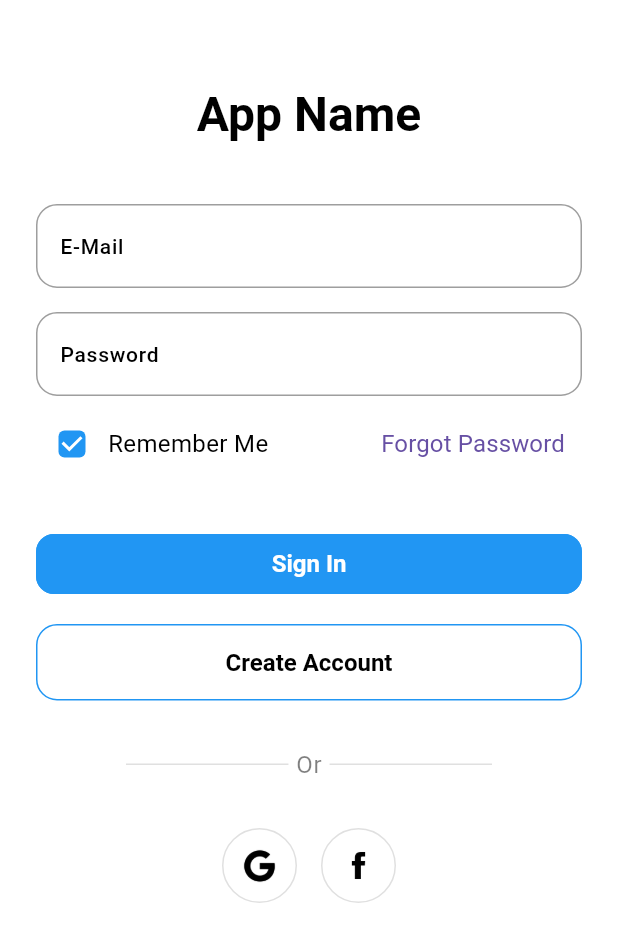
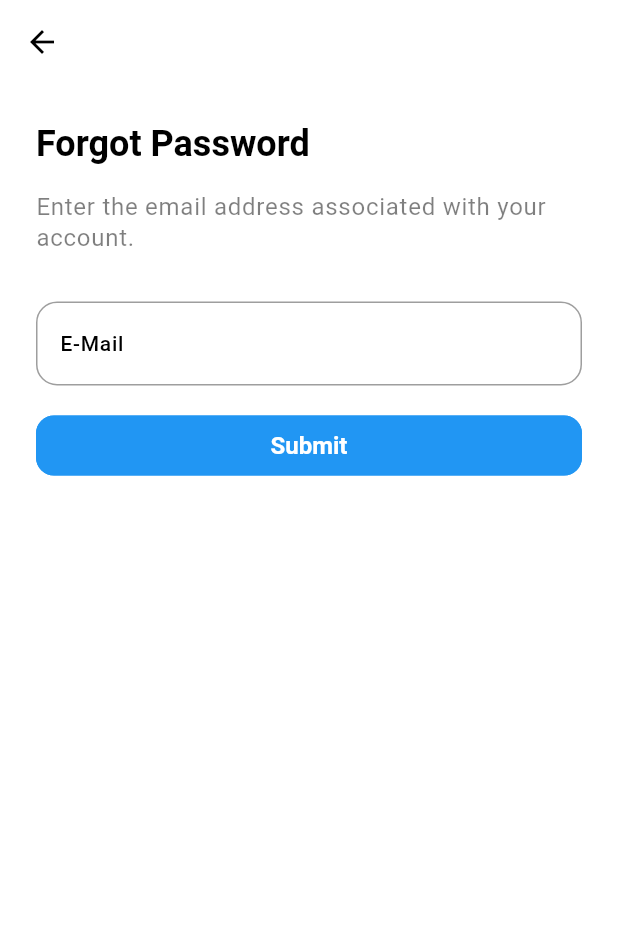
Before and after one commit to AlexanderGeorge102934/westloopmart, a Flutter app: the screen it shows after launch, after a tap on "Forgot Password", on a phone screen of 412 x 824 dp. Shown: the top 942 px of the screen. Run offline on Flutter 3.47's test engine with Material 3 defaults, Android fonts, the phone set to English and light mode, and no system bars; our stand-ins replace get; Roboto replaces fonts that are missing (Poppins).

Commit message:
Added more to forgot password

```diff
--- a/lib/features/authentication/screens/login/Widgets/login_form.dart
+++ b/lib/features/authentication/screens/login/Widgets/login_form.dart
@@ -2,6 +2,7 @@ import 'package:flutter/cupertino.dart';
 import 'package:flutter/material.dart';
 import 'package:get/get.dart';
 import 'package:get/get_core/src/get_main.dart';
+import 'package:startup_app/features/authentication/screens/password_configuration/forget_password.dart';
 import 'package:startup_app/features/authentication/screens/sign_up/create_account.dart';
 
 import '../../../../../utils/constants/sizes.dart';
@@ -43,7 +44,7 @@ class TLoginForm extends StatelessWidget {
               ),
 
               /// Forgot Password
-              TextButton(onPressed: (){}, child: const Text(TTexts.forgotPassword),)
+              TextButton(onPressed: ()=> Get.to(()=> const ForgetPassword()), child: const Text(TTexts.forgotPassword),)
             ],
           ),
           const SizedBox(height: TSizes.spaceBtwSections),
--- /dev/null
+++ b/lib/features/authentication/screens/password_configuration/forget_password.dart
@@ -0,0 +1,46 @@
+import 'package:flutter/cupertino.dart';
+import 'package:flutter/material.dart';
+import 'package:flutter/painting.dart';
+import 'package:get/get.dart';
+import 'package:get/get_core/src/get_main.dart';
+import 'package:startup_app/features/authentication/screens/login/login.dart';
+import 'package:startup_app/features/authentication/screens/password_configuration/reset_password.dart';
+import 'package:startup_app/helpers/helpers.dart';
+import 'package:startup_app/utils/constants/texts.dart';
+
+import '../../../../utils/constants/sizes.dart';
+
+class ForgetPassword extends StatelessWidget {
+  const ForgetPassword ({super.key});
+
+  @override
+  Widget build(BuildContext context) {
+    final dark = THelperFunctions.isDarkMode(context);
+    return Scaffold(
+      appBar: AppBar(iconTheme: IconThemeData(
+        color: dark ? Colors.white : Colors.black, // Change color based on dark mode
+      ),),
+      body: Padding(padding: const EdgeInsets.all(TSizes.defaultSpace),
+          child: Column(
+            crossAxisAlignment: CrossAxisAlignment.start,
+            children: [
+              ///Heading
+              Text(TTexts.forgotPassword, style: Theme.of(context).textTheme.headlineMedium),
+              const SizedBox(height: TSizes.spaceBtwItems),
+              Text(TTexts.forgotPasswordSubtitle, style: Theme.of(context).textTheme.labelMedium),
+              const SizedBox(height: TSizes.spaceBtwSections),
+              /// Email
+              TextFormField(
+                decoration: const InputDecoration(labelText: TTexts.email),
+              ),
+              const SizedBox(height: TSizes.spaceBtwInputFields),
+              ///Submit button
+              SizedBox(width: double.infinity, child: ElevatedButton(onPressed: () => Get.to(()=> const ResetPassword()), child: const Text(TTexts.submit))), //TODO Have the button send an email
+
+            ],
+          )),
+
+
+    );
+  }
+}
--- a/lib/utils/constants/texts.dart
+++ b/lib/utils/constants/texts.dart
@@ -21,7 +21,9 @@ class TTexts {
   static const String phoneNumber = "Phone Number";
   static const String rememberMe = "Remember Me";
   static const String forgotPassword = "Forgot Password";
+  static const String forgotPasswordSubtitle = "Enter the email address associated with your account.";
   static const String signIn = "Sign In";
+  static const String submit = "Submit";
   static const String createAccount = "Create Account";
   static const String orSignInWith = "OR";
   static const String tContinue = "Continue";
@@ -32,12 +34,16 @@ class TTexts {
   static const String verificationCode = "Verification Code";
   static const String resendEmail = "Resend Email";
   static const String resendEmailIn = "Resend email in";
+  static const String done = "Done";
   static const String createAccountHeader = "create an account";
   static const String verifyEmail = "Verify your email address!";
   static const String confirmEmailSubTitle = "Congratulations! Your Account Awaits: Verify Your Email to Start Trading.";
 
   static const String yourAccountCreatedTitle = "Your account was successfully created!";
   static const String yourAccountCreatedSubTitle = "Please log in to continue blah blah blah";
+  static const String passwordEmailSentTitle = "Email Sent";
+  static const String passwordEmailSentSubTitle = "An email has been sent to you with instructions on how to reset your password.";
+
 
   // OnBoarding Texts
   static const String onBoardingTitle1 = "Choose your product";
```
Also changed, not shown: lib/common/widgets/success_screen/success_screen.dart (+8 -5 lines), lib/features/authentication/screens/password_configuration/reset_password.dart (added, +42 -0 lines), lib/features/authentication/screens/sign_up/verify_email.dart (+7 -1 lines).
